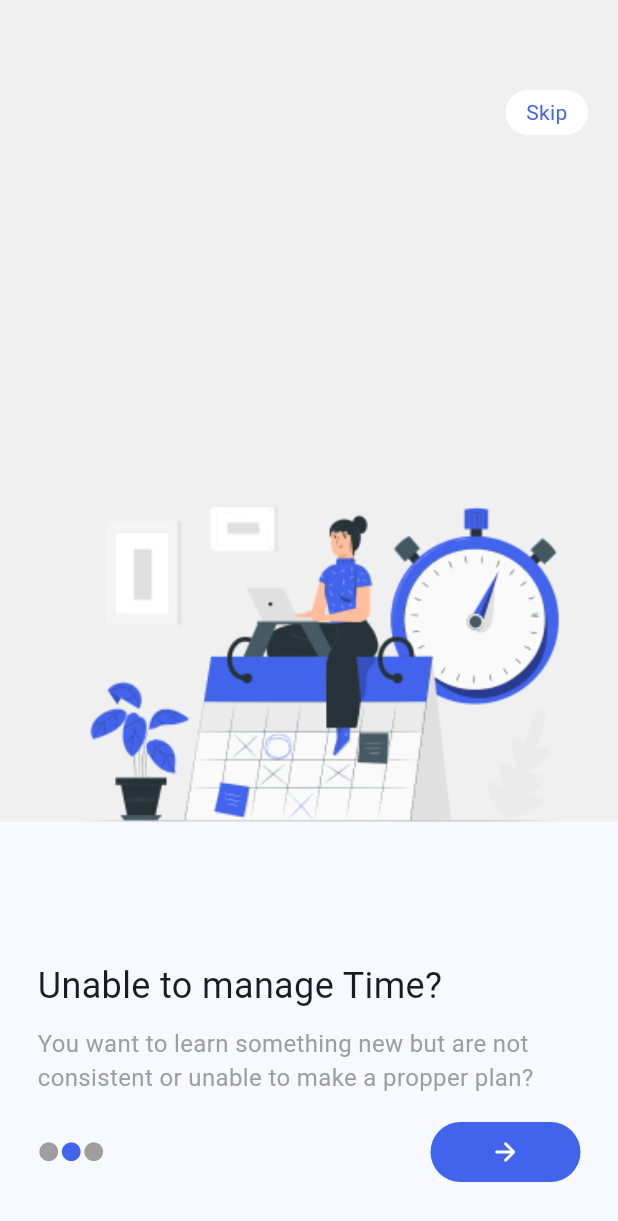
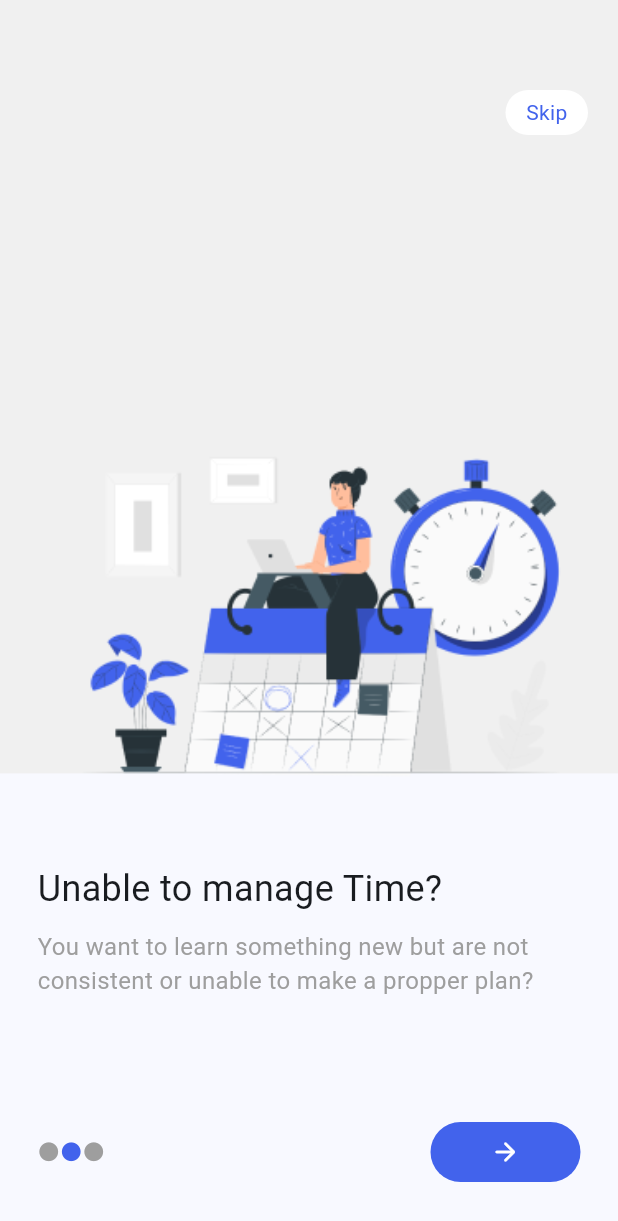
Before and after one commit to Dev-king-coder/zr, a Flutter app: the screen it shows after launch, after a tap on the "arrow forward" icon, on a phone screen of 412 x 824 dp. Shown: the top 1221 px of the screen. Run offline on Flutter 3.47's test engine with Material 2 defaults, Android fonts, the phone set to English and light mode, and no system bars; our stand-ins replace firebase_auth, firebase_core, firebase_storage, font_awesome_flutter, google_sign_in, image_picker; accounts and stored records are empty.

Commit message:
Onboarding screen image height corrected

```diff
--- a/lib/screens/onboarding/screen1.dart
+++ b/lib/screens/onboarding/screen1.dart
@@ -1,5 +1,6 @@
 import 'package:flutter/material.dart';
 import 'package:zr/helpers/colors.dart';
+import 'package:zr/helpers/dimensions.dart';
 import 'package:zr/screens/onboarding/screen2.dart';
 import 'package:zr/widgets/skip_button.dart';
 
@@ -17,7 +18,7 @@ class ScreenOne extends StatelessWidget {
           Stack(
             children: [
               Container(
-                height: 600,
+                height: Dimensions.getHeight(context) * 0.65,
                 color: grey,
                 width: width + 30,
                 child: Image.asset(
--- a/lib/screens/onboarding/screen2.dart
+++ b/lib/screens/onboarding/screen2.dart
@@ -1,5 +1,6 @@
 import 'package:flutter/material.dart';
 import 'package:zr/helpers/colors.dart';
+import 'package:zr/helpers/dimensions.dart';
 import 'package:zr/screens/onboarding/screen3.dart';
 import 'package:zr/widgets/skip_button.dart';
 
@@ -17,7 +18,7 @@ class ScreenTwo extends StatelessWidget {
           Stack(
             children: [
               SizedBox(
-                height: 600,
+                height: Dimensions.getHeight(context) * 0.65,
                 width: width,
                 child: Image.asset(
                   'assets/four.png',
--- a/lib/screens/onboarding/screen3.dart
+++ b/lib/screens/onboarding/screen3.dart
@@ -1,5 +1,6 @@
 import 'package:flutter/material.dart';
 import 'package:zr/helpers/colors.dart';
+import 'package:zr/helpers/dimensions.dart';
 import 'package:zr/screens/auth_screen.dart';
 
 class ScreenThree extends StatelessWidget {
@@ -14,7 +15,7 @@ class ScreenThree extends StatelessWidget {
         crossAxisAlignment: CrossAxisAlignment.start,
         children: [
           Container(
-            height: 600,
+            height: Dimensions.getHeight(context) * 0.65,
             color: grey,
             width: width,
             child: Image.asset(
```
